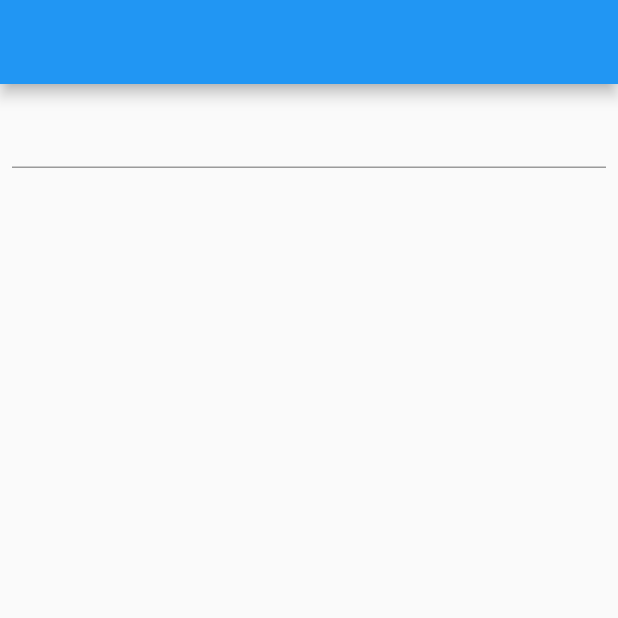
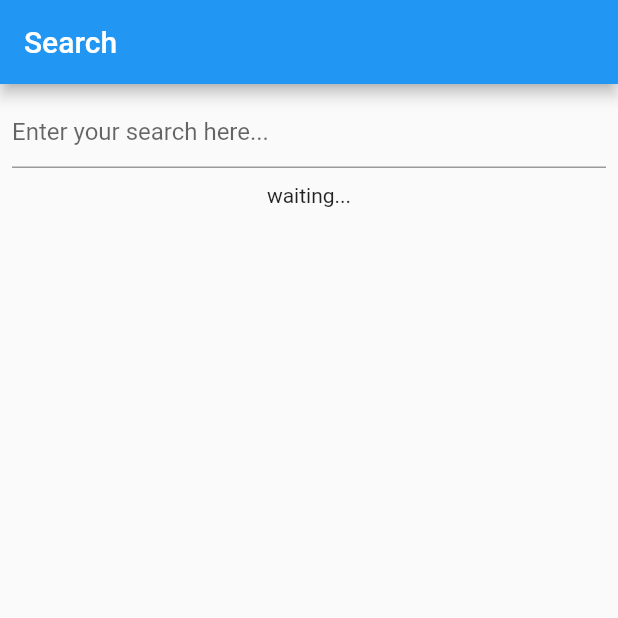
Before and after one commit to ruan65/RxDart-playground, a Flutter app: the screen it shows after launch, on a phone screen of 412 x 824 dp, the top half of it. Run offline on Flutter 3.47's test engine with Material 2 defaults, Android fonts, the phone set to English and light mode, and no system bars; our stand-ins replace rxdart.

Commit message:
step 2 search

```diff
--- a/lib/bloc/api.dart
+++ b/lib/bloc/api.dart
@@ -19,11 +19,11 @@ class Api {
       return cachedResults;
     }
 
-    final persons = await _getJson('http://127.0.0.1:5500/api/animals.json')
+    final persons = await _getJson('http://127.0.0.1:5500/api/persons.json')
         .then((json) => json.map((value) => Person.fromJson(value)));
     _persons = persons.toList();
 
-    final animals = await _getJson('http://127.0.0.1:5500/api/persons.json')
+    final animals = await _getJson('http://127.0.0.1:5500/api/animals.json')
         .then((json) => json.map((value) => Animal.fromJson(value)));
     _animals = animals.toList();
 
@@ -35,7 +35,7 @@ class Api {
     final cachedPersons = _persons;
     final List<Thing> result = [];
 
-    if (cachedAnimals != null && cachedPersons != null) {
+    if (cachedPersons != null && cachedAnimals != null) {
       for (final animal in cachedAnimals) {
         if (animal.name.trimmedContaines(term) ||
             animal.type.name.trimmedContaines(term)) {
--- /dev/null
+++ b/lib/bloc/search_bloc.dart
@@ -0,0 +1,38 @@
+import 'package:flutter/foundation.dart' show immutable;
+import 'package:testing_rxdart_examples/bloc/search_result.dart';
+import 'package:rxdart/rxdart.dart';
+
+import 'api.dart';
+
+@immutable
+class SearchBloc {
+  final Sink<String> search;
+  final Stream<SearchResult?> results;
+
+  const SearchBloc._({required this.search, required this.results});
+
+  factory SearchBloc({required Api api}) {
+    final textChanges = BehaviorSubject<String>();
+    final Stream<SearchResult?> results = textChanges
+        .distinct()
+        .debounceTime(const Duration(milliseconds: 300))
+        .switchMap<SearchResult?>((String searchTerm) {
+      if (searchTerm.isEmpty) {
+        return Stream<SearchResult?>.value(null);
+      } else {
+        return Rx.fromCallable(() => api.search(searchTerm))
+            .delay(const Duration(seconds: 1))
+            .map((results) => results.isEmpty
+                ? const SearchResultEmpty()
+                : SearchResultWithResults(results))
+            .startWith(const SearchResultLoading())
+            .onErrorReturnWith((error, _) => SearchResultHasError(error));
+      }
+    });
+    return SearchBloc._(search: textChanges.sink, results: results);
+  }
+
+  void dispose() {
+    search.close();
+  }
+}
--- a/lib/bloc/search_result.dart
+++ b/lib/bloc/search_result.dart
@@ -1,4 +1,6 @@
 import 'package:flutter/foundation.dart';
+
+import '../models/thing.dart';
 
 @immutable
 abstract class SearchResult {
@@ -14,3 +16,15 @@ class SearchResultLoading implements SearchResult {
 class SearchResultEmpty implements SearchResult {
   const SearchResultEmpty();
 }
+
+@immutable
+class SearchResultHasError implements SearchResult {
+  final Object error;
+  const SearchResultHasError(this.error);
+}
+
+@immutable
+class SearchResultWithResults implements SearchResult {
+  final List<Thing> results;
+  const SearchResultWithResults(this.results);
+}
--- a/lib/main.dart
+++ b/lib/main.dart
@@ -1,4 +1,5 @@
 import 'package:flutter/material.dart';
+import 'package:testing_rxdart_examples/views/home_page.dart';
 
 void main() {
   runApp(const MyApp());
@@ -17,18 +18,3 @@ class MyApp extends StatelessWidget {
     );
   }
 }
-
-class HomePage extends StatelessWidget {
-  const HomePage({Key? key}) : super(key: key);
-
-  @override
-  Widget build(BuildContext context) {
-    return Scaffold(
-      appBar: AppBar(),
-      body: const Padding(
-        padding: EdgeInsets.all(8.0),
-        child: TextField(),
-      ),
-    );
-  }
-}
--- a/lib/models/animal.dart
+++ b/lib/models/animal.dart
@@ -16,8 +16,10 @@ class Animal extends Thing {
   String toString() => 'Animal, name: $name, type: $type';
 
   factory Animal.fromJson(Map<String, dynamic> json) {
+    final jstr = json;
+    print(jstr);
     late final AnimalType type;
-    switch ((json["type "] as String).toLowerCase().trim()) {
+    switch ((json["type"] as String).toLowerCase().trim()) {
       case "rabbit":
         type = AnimalType.rabbit;
         break;
--- /dev/null
+++ b/lib/views/home_page.dart
@@ -0,0 +1,49 @@
+import 'package:flutter/material.dart';
+import 'package:testing_rxdart_examples/bloc/api.dart';
+import 'package:testing_rxdart_examples/bloc/search_bloc.dart';
+import 'package:testing_rxdart_examples/views/search_result_view.dart';
+
+class HomePage extends StatefulWidget {
+  const HomePage({super.key});
+
+  @override
+  State<HomePage> createState() => _HomePageState();
+}
+
+class _HomePageState extends State<HomePage> {
+  late final SearchBloc _searchBloc;
+
+  @override
+  void initState() {
+    _searchBloc = SearchBloc(api: Api());
+    super.initState();
+  }
+
+  @override
+  void dispose() {
+    _searchBloc.dispose();
+    super.dispose();
+  }
+
+  @override
+  Widget build(BuildContext context) {
+    return Scaffold(
+      appBar: AppBar(
+        title: const Text('Search'),
+      ),
+      body: Padding(
+        padding: const EdgeInsets.all(8.0),
+        child: Column(children: [
+          TextField(
+            onChanged: _searchBloc.search.add,
+            decoration: const InputDecoration(
+              hintText: 'Enter your search here...',
+            ),
+          ),
+          const SizedBox(height: 10),
+          SearchResultView(searchResult: _searchBloc.results),
+        ]),
+      ),
+    );
+  }
+}
--- /dev/null
+++ b/lib/views/search_result_view.dart
@@ -0,0 +1,58 @@
+import 'package:flutter/material.dart';
+import 'package:testing_rxdart_examples/bloc/search_result.dart';
+import 'package:testing_rxdart_examples/models/animal.dart';
+import 'package:testing_rxdart_examples/models/person.dart';
+
+class SearchResultView extends StatelessWidget {
+  const SearchResultView({
+    super.key,
+    required this.searchResult,
+  });
+  final Stream<SearchResult?> searchResult;
+
+  @override
+  Widget build(BuildContext context) {
+    return StreamBuilder<SearchResult?>(
+      stream: searchResult,
+      builder: (context, snapshot) {
+        if (snapshot.hasData) {
+          final result = snapshot.data;
+          if (result is SearchResultHasError) {
+            return const Text('Got error');
+          } else if (result is SearchResultLoading) {
+            return const CircularProgressIndicator();
+          } else if (result is SearchResultEmpty) {
+            return const Text(
+                'No results found for your search term. Try with another one!');
+          } else if (result is SearchResultWithResults) {
+            final results = result.results;
+            return Expanded(
+              child: ListView.builder(
+                itemCount: results.length,
+                itemBuilder: (context, index) {
+                  final item = results[index];
+                  late final String title;
+                  if (item is Animal) {
+                    title = 'Animal';
+                  } else if (item is Person) {
+                    title = 'Person';
+                  } else {
+                    title = 'Unknown';
+                  }
+                  return ListTile(
+                    title: Text(title),
+                    subtitle: Text(item.toString()),
+                  );
+                },
+              ),
+            );
+          } else {
+            return const Text('Unknown state...');
+          }
+        } else {
+          return const Text('waiting...');
+        }
+      },
+    );
+  }
+}
```
